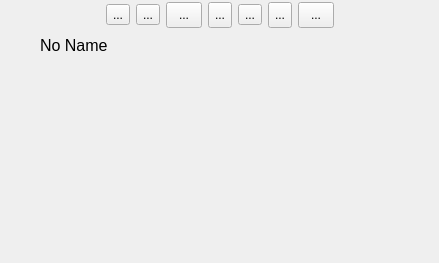
First picture: the form in Include/imtgui/CCustomLayoutWidgetForm.ui, repository ImagingTools/ImtCore, before the edit.
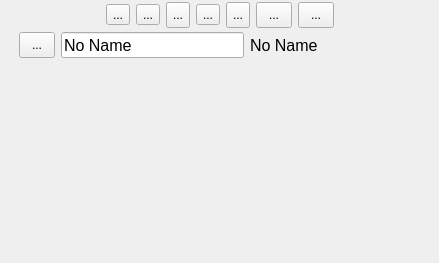
Second picture: the form after the edit. Icons and pictures are not drawn.

Commit message: Save/Load layouts in Layout Manager

Diff of the .ui file:
```diff
--- a/Include/imtgui/CCustomLayoutWidgetForm.ui
+++ b/Include/imtgui/CCustomLayoutWidgetForm.ui
@@ -117,7 +117,7 @@
           </widget>
          </item>
          <item>
-          <widget class="QToolButton" name="ChangeIconButton">
+          <widget class="QToolButton" name="ChangeIconButton1">
            <property name="text">
             <string>...</string>
            </property>
@@ -133,19 +133,6 @@
            </property>
           </widget>
          </item>
-         <item>
-          <widget class="QToolButton" name="NamePosition">
-           <property name="minimumSize">
-            <size>
-             <width>36</width>
-             <height>26</height>
-            </size>
-           </property>
-           <property name="text">
-            <string>...</string>
-           </property>
-          </widget>
-         </item>
          <item>
           <widget class="QToolButton" name="SplitVerticaly">
            <property name="sizePolicy">
@@ -215,6 +202,22 @@
            </property>
           </widget>
          </item>
+         <item>
+          <widget class="QToolButton" name="NamePosition">
+           <property name="minimumSize">
+            <size>
+             <width>36</width>
+             <height>26</height>
+            </size>
+           </property>
+           <property name="text">
+            <string>...</string>
+           </property>
+           <property name="popupMode">
+            <enum>QToolButton::InstantPopup</enum>
+           </property>
+          </widget>
+         </item>
          <item>
           <widget class="QToolButton" name="AddWidgets">
            <property name="minimumSize">
@@ -314,8 +317,39 @@
         </property>
        </widget>
       </item>
+      <item>
+       <widget class="QToolButton" name="ChangeIconButton">
+        <property name="minimumSize">
+         <size>
+          <width>36</width>
+          <height>26</height>
+         </size>
+        </property>
+        <property name="text">
+         <string>...</string>
+        </property>
+       </widget>
+      </item>
+      <item>
+       <widget class="QLineEdit" name="TitleNameEdit">
+        <property name="font">
+         <font>
+          <pointsize>12</pointsize>
+         </font>
+        </property>
+        <property name="text">
+         <string>No Name</string>
+        </property>
+       </widget>
+      </item>
       <item>
        <widget class="QLabel" name="titleName">
+        <property name="sizePolicy">
+         <sizepolicy hsizetype="Expanding" vsizetype="Preferred">
+          <horstretch>0</horstretch>
+          <verstretch>0</verstretch>
+         </sizepolicy>
+        </property>
         <property name="font">
          <font>
           <pointsize>12</pointsize>
```
Left out of the diff: 3 changed lines with no effect on the pictures. The commit also changes 5 other files.
